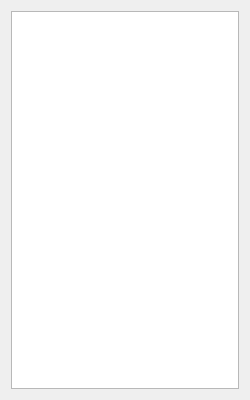
Qt form src/widget/navigator/navigator.ui (NotchBrown/Code-Editor-L) before a commit.
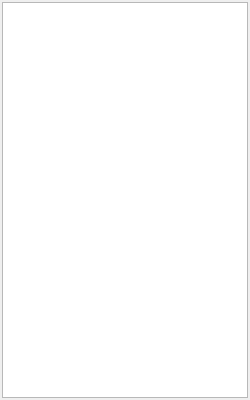
The same form after that commit.

Commit message:
style: Optimize DockWidget layout margins for consistency
- Add uniform layout margins (2px) to all DockWidgets

- Navigator: Add tree column header definition

- ErrorsAndWarnings: Adjust default size to 320x120

- IPCMessage and Segment: Add consistent layout margins

Patch:
```diff
--- a/src/widget/navigator/navigator.ui
+++ b/src/widget/navigator/navigator.ui
@@ -14,11 +14,31 @@
    <string>Navigator</string>
   </property>
   <layout class="QVBoxLayout" name="verticalLayout">
+   <property name="spacing">
+    <number>2</number>
+   </property>
+   <property name="leftMargin">
+    <number>2</number>
+   </property>
+   <property name="topMargin">
+    <number>2</number>
+   </property>
+   <property name="rightMargin">
+    <number>2</number>
+   </property>
+   <property name="bottomMargin">
+    <number>2</number>
+   </property>
    <item>
     <widget class="QTreeWidget" name="treeWidget">
      <property name="headerHidden">
       <bool>true</bool>
      </property>
+     <column>
+      <property name="text">
+       <string notr="true">1</string>
+      </property>
+     </column>
     </widget>
    </item>
   </layout>
```
The commit also changes 3 other files.
